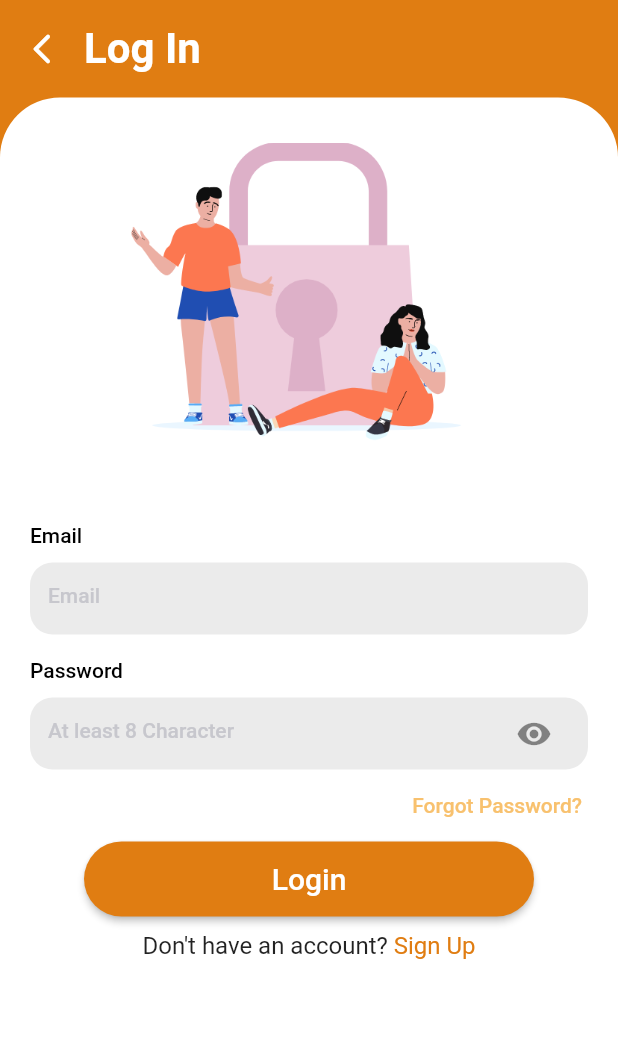
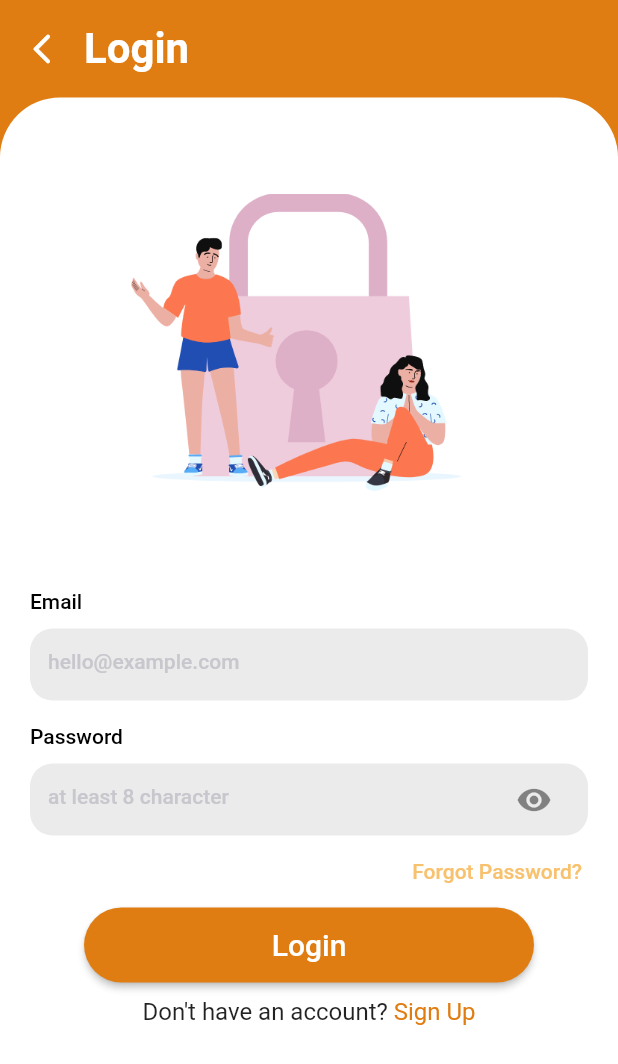
Before and after one commit to CSSIT21/Chouxcream, a Flutter app: the LoginScreen screen opened by its route, on a phone screen of 412 x 824 dp. Shown: the top 1064 px of the screen. Run offline on Flutter 3.47's test engine with Material 2 defaults, Android fonts, the phone set to English and light mode, and no system bars; drawn by our look-alikes of rounded_loading_button; our stand-ins replace dio, fl_chart, image_picker, motion_tab_bar_v2, shared_preferences, simple_animations; accounts and stored records are empty.

Commit message:
Update sth (1)

```diff
--- a/app/lib/classes/environment.dart
+++ b/app/lib/classes/environment.dart
@@ -1,4 +1,4 @@
 class EnvironmentConstant {
   static bool production = const bool.fromEnvironment('dart.vm.product');
-  static String api = production ? "http://localhost:3000/api" : "https://chouxcream.bsthun.com/api";
+  static String api = production ? "https://chouxcream.bsthun.com/api" : "http://localhost:3000/api";
 }
--- a/app/lib/screens/start/login/form.dart
+++ /dev/null
@@ -1,186 +0,0 @@
-import 'dart:async';
-
-import 'package:chouxcream_app/classes/theme.dart';
-import 'package:chouxcream_app/screens/core/index.dart';
-import 'package:chouxcream_app/screens/start/signup/signup_form.dart';
-import 'package:chouxcream_app/screens/start/welcome/index.dart';
-import 'package:chouxcream_app/widgets/custom_form_field.dart';
-import 'package:chouxcream_app/widgets/custom_header.dart';
-import 'package:chouxcream_app/widgets/custom_rich_text.dart';
-import 'package:flutter/material.dart';
-import 'package:rounded_loading_button/rounded_loading_button.dart';
-
-class Form extends StatefulWidget {
-  const Form({Key? key}) : super(key: key);
-
-  @override
-  State<Form> createState() => _FormState();
-}
-
-class _FormState extends State<Form> {
-  final _emailController = TextEditingController();
-  final _passwordController = TextEditingController();
-
-  String get email => _emailController.text.trim();
-
-  String get password => _passwordController.text.trim();
-  final RoundedLoadingButtonController _loginBtnController =
-      RoundedLoadingButtonController();
-
-  // Just a mock function to simulating network activity delay
-  void _loginCall() async {
-    Timer(const Duration(milliseconds: 2500), () {
-      _loginBtnController.success();
-      _loginNavigate();
-    });
-  }
-
-  void _loginNavigate() async {
-    Timer(const Duration(milliseconds: 1500), () {
-      Navigator.pushAndRemoveUntil(
-          context,
-          MaterialPageRoute(builder: (context) => const CoreScreen()),
-          (Route<dynamic> route) =>
-              false); // Clear all navigation stack and then navigate
-    });
-  }
-
-  @override
-  Widget build(BuildContext context) {
-    return SafeArea(
-      child: Stack(
-        children: [
-          Positioned(
-            child: Container(
-              color: const Color(0xFFE07D12),
-            ),
-          ),
-          Positioned(
-            child: Column(
-              crossAxisAlignment: CrossAxisAlignment.stretch,
-              children: [
-                CustomHeader(
-                  text: 'Log In',
-                  onTap: () {
-                    Navigator.pushReplacement(
-                        context,
-                        MaterialPageRoute(
-                            builder: (context) => const WelcomeScreen()));
-                  },
-                ),
-                Expanded(
-                  flex: 1,
-                  child: Container(
-                    decoration: const BoxDecoration(
-                        color: Colors.white,
-                        borderRadius: BorderRadius.only(
-                            topLeft: Radius.circular(40),
-                            topRight: Radius.circular(40))),
-                    child: SingleChildScrollView(
-                      child: Column(
-                        mainAxisAlignment: MainAxisAlignment.spaceBetween,
-                        crossAxisAlignment: CrossAxisAlignment.center,
-                        children: [
-                          Column(
-                            children: [
-                              Container(
-                                height: 200,
-                                margin: const EdgeInsets.symmetric(vertical: 30),
-                                child: Image.asset(
-                                  'lib/asset/images/signin.png',
-                                ),
-                              ),
-                              const SizedBox(
-                                height: 24,
-                              ),
-                              CustomFormField(
-                                  headingText: "Email",
-                                  hintText: "Email",
-                                  suffixText: "",
-                                  fontsize: 14,
-                                  fontweight: FontWeight.w500,
-                                  obsecureText: false,
-                                  validator: (value) {
-                                    return null;
-                                  },
-                                  suffixIcon: const SizedBox(),
-                                  textInputType: TextInputType.emailAddress,
-                                  textInputAction: TextInputAction.done,
-                                  controller: _emailController,
-                                  maxLines: 1),
-                              const SizedBox(
-                                height: 16,
-                              ),
-                              CustomFormField(
-                                  headingText: "Password",
-                                  hintText: "At least 8 Character",
-                                  suffixText: "",
-                                  fontsize: 14,
-                                  fontweight: FontWeight.w500,
-                                  validator: (value) {
-                                    return null;
-                                  },
-                                  obsecureText: true,
-                                  suffixIcon: IconButton(
-                                      icon: const Icon(Icons.visibility),
-                                      onPressed: () {}),
-                                  textInputType: TextInputType.text,
-                                  textInputAction: TextInputAction.done,
-                                  controller: _passwordController,
-                                  maxLines: 1),
-                              Row(
-                                mainAxisAlignment: MainAxisAlignment.end,
-                                children: [
-                                  Container(
-                                    margin: const EdgeInsets.symmetric(
-                                        vertical: 16, horizontal: 24),
-                                    child: InkWell(
-                                      onTap: () {},
-                                      child: const Text(
-                                        "Forgot Password?",
-                                        style: TextStyle(
-                                            color: Color.fromARGB(
-                                                255, 248, 193, 110),
-                                            fontWeight: FontWeight.w500),
-                                      ),
-                                    ),
-                                  )
-                                ],
-                              ),
-                            ],
-                          ),
-                          Column(
-                            children: [
-                              RoundedLoadingButton(
-                                color: ThemeConstant.colorPrimary,
-                                controller: _loginBtnController,
-                                onPressed: _loginCall,
-                                child: const Text('Login',
-                                    style: TextStyle(
-                                        color: Colors.white, fontSize: 20)),
-                              ),
-                              CustomRichText(
-                                  description: "Don't have an account?",
-                                  text: "Sign Up",
-                                  onTap: () {
-                                    Navigator.pushReplacement(
-                                        context,
-                                        MaterialPageRoute(
-                                            builder: (context) =>
-                                                const SignUp()));
-                                  })
-                            ],
-                          )
-                        ],
-                      ),
-                    ),
-                  ),
-                ),
-              ],
-            ),
-          )
-        ],
-      ),
-    );
-  }
-}
--- a/app/lib/screens/start/login/index.dart
+++ b/app/lib/screens/start/login/index.dart
@@ -1,7 +1,8 @@
-import 'package:chouxcream_app/screens/start/login/form.dart';
+import 'package:chouxcream_app/screens/start/login/login_form.dart';
+import 'package:chouxcream_app/screens/start/signup/signup_form.dart';
+import 'package:chouxcream_app/widgets/layout/start_layout.dart';
 import 'package:chouxcream_app/widgets/system/empty_appbar.dart';
 import 'package:flutter/material.dart' hide Form;
-import 'package:rounded_loading_button/rounded_loading_button.dart';
 
 class LoginScreen extends StatefulWidget {
   const LoginScreen({Key? key}) : super(key: key);
@@ -11,12 +12,11 @@ class LoginScreen extends StatefulWidget {
 }
 
 class _LoginScreenState extends State<LoginScreen> {
-  final RoundedLoadingButtonController _btnController =
-      RoundedLoadingButtonController();
-
   @override
   Widget build(BuildContext context) {
     // Learn more about tab bar: https://docs.flutter.dev/cookbook/design/tabs
-    return const Scaffold(appBar: EmptyAppBar(), body: Form());
+    return const Scaffold(
+        appBar: EmptyAppBar(),
+        body: StartLayout(title: "Login", child: LoginForm()));
   }
 }
--- /dev/null
+++ b/app/lib/screens/start/login/login_form.dart
@@ -0,0 +1,149 @@
+import 'dart:async';
+
+import 'package:chouxcream_app/classes/caller.dart';
+import 'package:chouxcream_app/classes/theme.dart';
+import 'package:chouxcream_app/screens/core/index.dart';
+import 'package:chouxcream_app/screens/start/signup/index.dart';
+import 'package:chouxcream_app/widgets/custom_form_field.dart';
+import 'package:chouxcream_app/widgets/custom_rich_text.dart';
+import 'package:flutter/material.dart';
+import 'package:rounded_loading_button/rounded_loading_button.dart';
+
+class LoginForm extends StatefulWidget {
+  const LoginForm({Key? key}) : super(key: key);
+
+  @override
+  State<LoginForm> createState() => _LoginFormState();
+}
+
+class _LoginFormState extends State<LoginForm> {
+  final _emailController = TextEditingController();
+  final _passwordController = TextEditingController();
+
+  String get email => _emailController.text.trim();
+
+  String get password => _passwordController.text.trim();
+
+  final RoundedLoadingButtonController _loginBtnController =
+      RoundedLoadingButtonController();
+
+  // * Login action
+  void _loginCall() async {
+    Caller.dio
+        .post("/account/login", data: {
+          "email": email,
+          "password": password,
+        })
+        .then((value) => debugPrint(value.toString()))
+        .catchError((error) => {
+
+    });
+    // Timer(const Duration(milliseconds: 2500), () {
+    //   _loginBtnController.success();
+    //   _loginNavigate();
+    // });
+  }
+
+  void _loginNavigate() async {
+    Timer(const Duration(milliseconds: 1500), () {
+      Navigator.pushAndRemoveUntil(
+          context,
+          MaterialPageRoute(builder: (context) => const CoreScreen()),
+          (Route<dynamic> route) =>
+              false); // Clear all navigation stack and then navigate
+    });
+  }
+
+  @override
+  Widget build(BuildContext context) {
+    return Column(
+      mainAxisAlignment: MainAxisAlignment.spaceBetween,
+      crossAxisAlignment: CrossAxisAlignment.center,
+      children: [
+        Column(
+          children: [
+            Container(
+              height: 200,
+              margin: const EdgeInsets.symmetric(vertical: 64),
+              child: Image.asset(
+                'lib/asset/images/signin.png',
+              ),
+            ),
+            CustomFormField(
+                headingText: "Email",
+                hintText: "hello@example.com",
+                suffixText: "",
+                fontsize: 14,
+                fontweight: FontWeight.w500,
+                obsecureText: false,
+                validator: (value) {
+                  return null;
+                },
+                suffixIcon: const SizedBox(),
+                textInputType: TextInputType.emailAddress,
+                textInputAction: TextInputAction.done,
+                controller: _emailController,
+                maxLines: 1),
+            const SizedBox(
+              height: 16,
+            ),
+            CustomFormField(
+                headingText: "Password",
+                hintText: "at least 8 character",
+                suffixText: "",
+                fontsize: 14,
+                fontweight: FontWeight.w500,
+                validator: (value) {
+                  return null;
+                },
+                obsecureText: true,
+                suffixIcon: IconButton(
+                    icon: const Icon(Icons.visibility), onPressed: () {}),
+                textInputType: TextInputType.text,
+                textInputAction: TextInputAction.done,
+                controller: _passwordController,
+                maxLines: 1),
+            Row(
+              mainAxisAlignment: MainAxisAlignment.end,
+              children: [
+                Container(
+                  margin:
+                      const EdgeInsets.symmetric(vertical: 16, horizontal: 24),
+                  child: InkWell(
+                    onTap: () {},
+                    child: const Text(
+                      "Forgot Password?",
+                      style: TextStyle(
+                          color: Color.fromARGB(255, 248, 193, 110),
+                          fontWeight: FontWeight.w500),
+                    ),
+                  ),
+                )
+              ],
+            ),
+          ],
+        ),
+        Column(
+          children: [
+            RoundedLoadingButton(
+              color: ThemeConstant.colorPrimary,
+              controller: _loginBtnController,
+              onPressed: _loginCall,
+              child: const Text('Login',
+                  style: TextStyle(color: Colors.white, fontSize: 20)),
+            ),
+            CustomRichText(
+                description: "Don't have an account?",
+                text: "Sign Up",
+                onTap: () {
+                  Navigator.pushReplacement(
+                      context,
+                      MaterialPageRoute(
+                          builder: (context) => const SignupScreen()));
+                })
+          ],
+        )
+      ],
+    );
+  }
+}
--- a/app/lib/screens/start/signup/index.dart
+++ b/app/lib/screens/start/signup/index.dart
@@ -1,4 +1,6 @@
 import 'package:chouxcream_app/screens/start/signup/signup_form.dart';
+import 'package:chouxcream_app/widgets/layout/start_layout.dart';
+import 'package:chouxcream_app/widgets/system/empty_appbar.dart';
 import 'package:flutter/material.dart';
 
 class SignupScreen extends StatefulWidget {
@@ -11,6 +13,8 @@ class SignupScreen extends StatefulWidget {
 class _SignupScreenState extends State<SignupScreen> {
   @override
   Widget build(BuildContext context) {
-    return const Scaffold(body: SignUp());
+    return const Scaffold(
+        appBar: EmptyAppBar(),
+        body: StartLayout(title: "Sign Up", child: SignupForm()));
   }
 }
--- a/app/lib/screens/start/welcome/content.dart
+++ b/app/lib/screens/start/welcome/content.dart
@@ -25,7 +25,7 @@ class Content extends StatelessWidget {
                 height: 12,
               ),
               const Text(
-                "A new way to find the perfect match\nof foods,personalized just for you.\nEnjoy your meals while keeping\nyourself healthy, let’s start now!",
+                "A new way to find the perfect match\nof foods, personalized just for you.\nEnjoy your meals while keeping\nyourself healthy, let’s start now!",
                 style: TextStyle(color: Colors.white, fontSize: 16, fontWeight: FontWeight.w400),
               ),
               const SizedBox(
--- a/app/lib/widgets/custom_form_field.dart
+++ b/app/lib/widgets/custom_form_field.dart
@@ -56,7 +56,7 @@ class CustomFormField extends StatelessWidget {
             right: 20,
           ),
           decoration: BoxDecoration(
-            color: Color(0xFFEBEBEB),
+            color: const Color(0xFFEBEBEB),
             borderRadius: BorderRadius.circular(15),
           ),
           child: Padding(
--- /dev/null
+++ b/app/lib/widgets/layout/start_layout.dart
@@ -0,0 +1,49 @@
+import 'package:chouxcream_app/screens/start/welcome/index.dart';
+import 'package:chouxcream_app/widgets/custom_header.dart';
+import 'package:flutter/material.dart';
+
+class StartLayout extends StatelessWidget {
+  final Widget child;
+  final String title;
+
+  const StartLayout({Key? key, required this.child, required this.title}) : super(key: key);
+
+  @override
+  Widget build(BuildContext context) {
+    return Stack(
+      children: [
+        Positioned(
+          child: Container(
+            color: const Color(0xFFE07D12),
+          ),
+        ),
+        Positioned(
+          child: Column(
+            crossAxisAlignment: CrossAxisAlignment.stretch,
+            children: [
+              CustomHeader(
+                text: title,
+                onTap: () {
+                  Navigator.pop(context);
+                },
+              ),
+              Expanded(
+                flex: 1,
+                child: Container(
+                  decoration: const BoxDecoration(
+                      color: Colors.white,
+                      borderRadius: BorderRadius.only(
+                          topLeft: Radius.circular(40),
+                          topRight: Radius.circular(40))),
+                  child: SingleChildScrollView(
+                    child: child,
+                  ),
+                ),
+              ),
+            ],
+          ),
+        )
+      ],
+    );
+  }
+}
```
Also changed, not shown: app/lib/screens/start/signup/signup_form.dart (+20 -55 lines), 20 other files.
